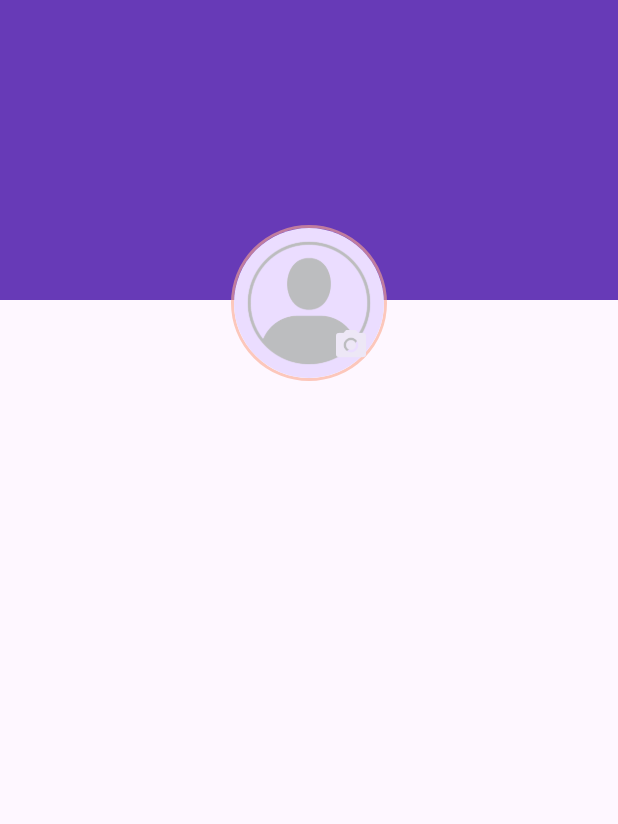
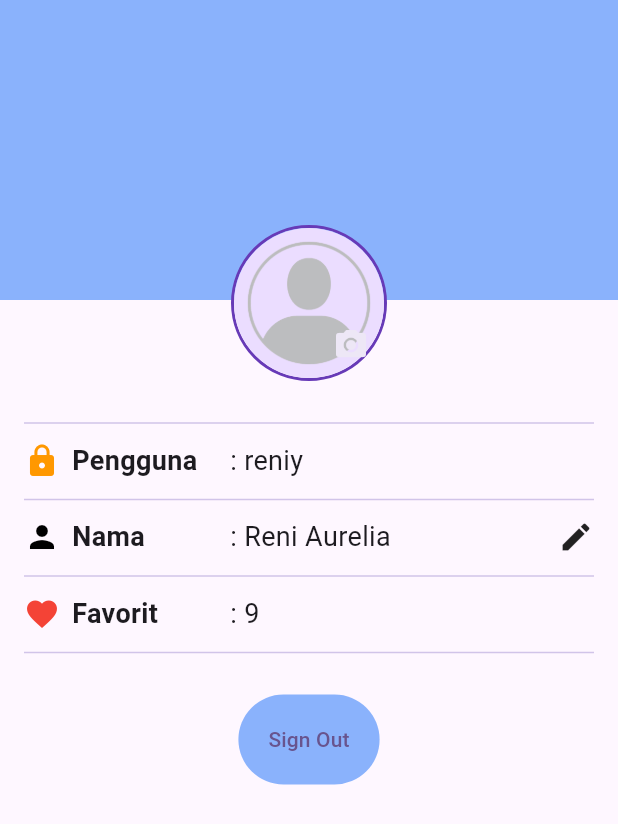
Before and after one commit to Mobile-Programming-MDP/materi-latihan-flutter-ReniAurelia-2226250028, a Flutter app: the screen it shows after launch, on a phone screen of 412 x 824 dp. Shown: the top 824 px of the screen. Run offline on Flutter 3.47's test engine with Material 2 defaults, Android fonts, the phone set to English and light mode, and no system bars.

Commit message:
Profile_Screen

```diff
--- a/wisata_candi/lib/main.dart
+++ b/wisata_candi/lib/main.dart
@@ -15,6 +15,7 @@ class MyApp extends StatelessWidget {
   Widget build(BuildContext context) {
     return MaterialApp(
       title: 'Wisata Candi',
+      debugShowCheckedModeBanner: false,
       theme: ThemeData(
         colorScheme: ColorScheme.fromSeed(seedColor: Colors.deepPurple),
         useMaterial3: true,
--- a/wisata_candi/lib/screens/profile_screen.dart
+++ b/wisata_candi/lib/screens/profile_screen.dart
@@ -1,4 +1,5 @@
 import 'package:flutter/material.dart';
+import 'package:wisata_candi/widget/profile_info_item.dart';
 
 class ProfileScreen extends StatefulWidget {
   const ProfileScreen({super.key});
@@ -8,27 +9,24 @@ class ProfileScreen extends StatefulWidget {
 }
 
 class _ProfileScreenState extends State<ProfileScreen> {
-  //TODO 1: Deklarasi variabel (state) yang dibutuhkan
-  bool inSignIn = true;
-  String fullName = "";
-  String userName = "";
-  int favoriteCandiCount = 0;
+  bool isSignedIn = true;
+  String fullName = 'Reni Aurelia';
+  String userName = 'reniy';
+  int favoriteCandiCount = 9;
 
   @override
   Widget build(BuildContext context) {
     return Scaffold(
       body: Stack(
+        alignment: Alignment.topCenter,
         children: [
           Container(
             height: 200,
             width: double.infinity,
-            color: Colors.deepPurple,
+            color: Color.fromARGB(255, 138, 178, 252),
           ),
-          Padding(
-            padding: const EdgeInsets.symmetric(horizontal: 16),
-            child: Column(
+          Column(
             children: [
-                // TODO: 2. Buat bagian ProfileHeader yang berisi foto profil
               Align(
                 alignment: Alignment.topCenter,
                 child: Padding(
@@ -38,16 +36,16 @@ class _ProfileScreenState extends State<ProfileScreen> {
                     children: [
                       Container(
                         decoration: BoxDecoration(
-                            border:Border.all(
-                              color: Color.fromARGB(154, 250, 167, 142), width: 2),
+                            border:
+                                Border.all(color: Colors.deepPurple, width: 2),
                             shape: BoxShape.circle),
-                        child: CircleAvatar(
+                        child: const CircleAvatar(
                           radius: 50,
                           backgroundImage:
-                              AssetImage("images/placeholder_image.png"),
+                              AssetImage('images/placeholder_image.png'),
                         ),
                       ),
-                      if (inSignIn)
+                      if (isSignedIn)
                         IconButton(
                             onPressed: () {},
                             icon: Icon(
@@ -58,10 +56,88 @@ class _ProfileScreenState extends State<ProfileScreen> {
                   ),
                 ),
               ),
-                // TODO: 3. Buat bagian SProfileInfof yang berisi info profil
-                // TODO: 4. Buat bagian ProfileAction yang berisi text button signin/signout
+              Padding(
+                padding: const EdgeInsets.symmetric(horizontal: 16),
+                child: Column(
+                  children: [
+                    const SizedBox(
+                      height: 20,
+                    ),
+                    Divider(
+                      color: Colors.deepPurple[100],
+                    ),
+                    const SizedBox(
+                      height: 4,
+                    ),
+                    ProfileInfoItem(
+                      icon: Icons.lock,
+                      label: 'Pengguna',
+                      value: userName,
+                      iconColor: Colors.orange,
+                    ),
+                    const SizedBox(
+                      height: 5,
+                    ),
+                    Divider(
+                      color: Colors.deepPurple[100],
+                    ),
+                    const SizedBox(
+                      height: 4,
+                    ),
+                    ProfileInfoItem(
+                        icon: Icons.person,
+                        label: 'Nama',
+                        value: fullName,
+                        showEditIcon: isSignedIn,
+                        onEditPressed: () {
+                          debugPrint('Icon edit ditekan ...');
+                        },
+                        iconColor: Colors.black),
+                    const SizedBox(
+                      height: 5,
+                    ),
+                    Divider(
+                      color: Colors.deepPurple[100],
+                    ),
+                    const SizedBox(
+                      height: 4,
+                    ),
+                    ProfileInfoItem(
+                        icon: Icons.favorite,
+                        label: 'Favorit',
+                        value:
+                            favoriteCandiCount > 0 ? '$favoriteCandiCount' : '',
+                        iconColor: Colors.red),
+                    const SizedBox(
+                      height: 5,
+                    ),
+                    Divider(
+                      color: Colors.deepPurple[100],
+                    ),
+                    SizedBox(
+                      height: 20,
+                    ),
+                    isSignedIn
+                        ? TextButton(
+                            onPressed: () {},
+                            child: Text('Sign Out'),
+                            style: TextButton.styleFrom(
+                                backgroundColor: Color.fromARGB(255, 138, 178, 252),
+                                padding: const EdgeInsets.all(20),
+                                elevation: 5),
+                          )
+                        : TextButton(
+                            onPressed: () {},
+                            child: Text('Sign In'),
+                            style: TextButton.styleFrom(
+                                backgroundColor: Color.fromARGB(255, 151, 255, 177),
+                                padding: const EdgeInsets.all(20),
+                                elevation: 5),
+                          )
                   ],
                 ),
+              ),
+            ],
           )
         ],
       ),
--- /dev/null
+++ b/wisata_candi/lib/widget/profile_info_item.dart
@@ -0,0 +1,55 @@
+import 'package:flutter/material.dart';
+
+class ProfileInfoItem extends StatelessWidget {
+  final IconData icon;
+  final String label;
+  final String value;
+  final bool showEditIcon;
+  final VoidCallback? onEditPressed;
+  final Color iconColor;
+
+  const ProfileInfoItem({
+    super.key,
+    required this.icon,
+    required this.label,
+    required this.value,
+    this.showEditIcon = false,
+    this.onEditPressed,
+    required this.iconColor,
+  });
+
+  @override
+  Widget build(BuildContext context) {
+    return Row(
+      children: [
+        SizedBox(
+          width: MediaQuery.of(context).size.width / 3,
+          child: Row(
+            children: [
+              Icon(
+                icon,
+                color: iconColor,
+              ),
+              const SizedBox(
+                width: 8,
+              ),
+              Text(
+                label,
+                style:
+                    const TextStyle(fontSize: 18, fontWeight: FontWeight.bold),
+              )
+            ],
+          ),
+        ),
+        Expanded(
+          child: Text(
+            ': $value',
+            style: const TextStyle(fontSize: 18),
+          ),
+        ),
+        if (showEditIcon)
+          InkWell(onTap: onEditPressed, child: const Icon(Icons.edit))
+      ],
+    );
+  }
+}
```
Lines whose indentation alone changed are shown as unchanged.
